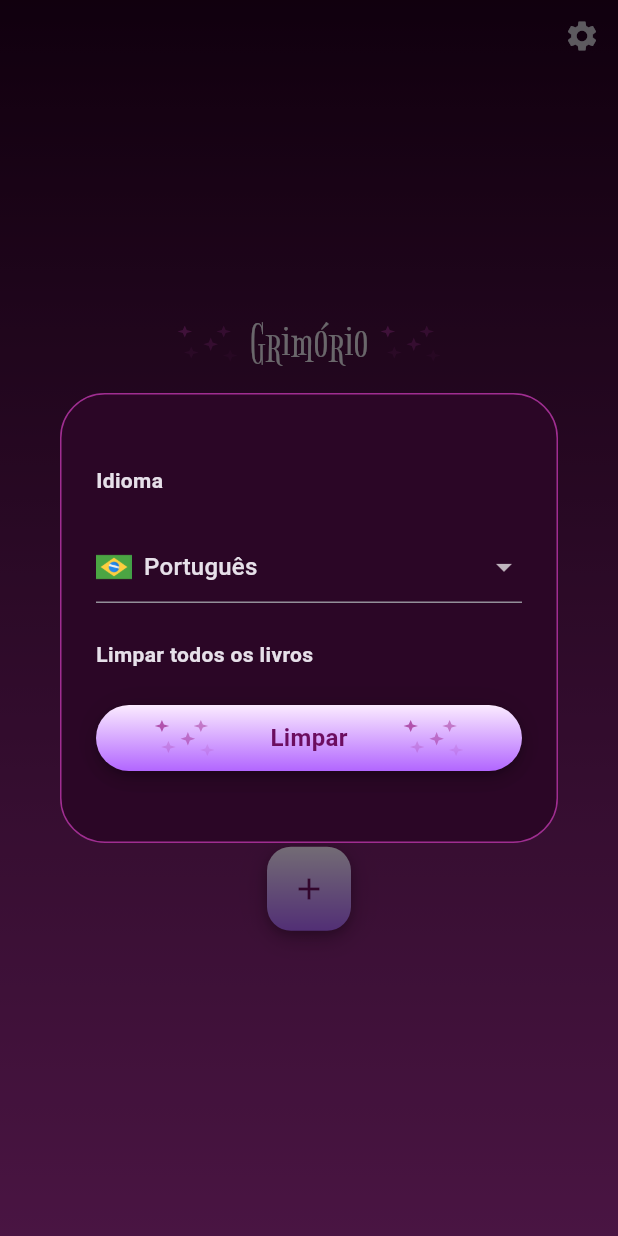
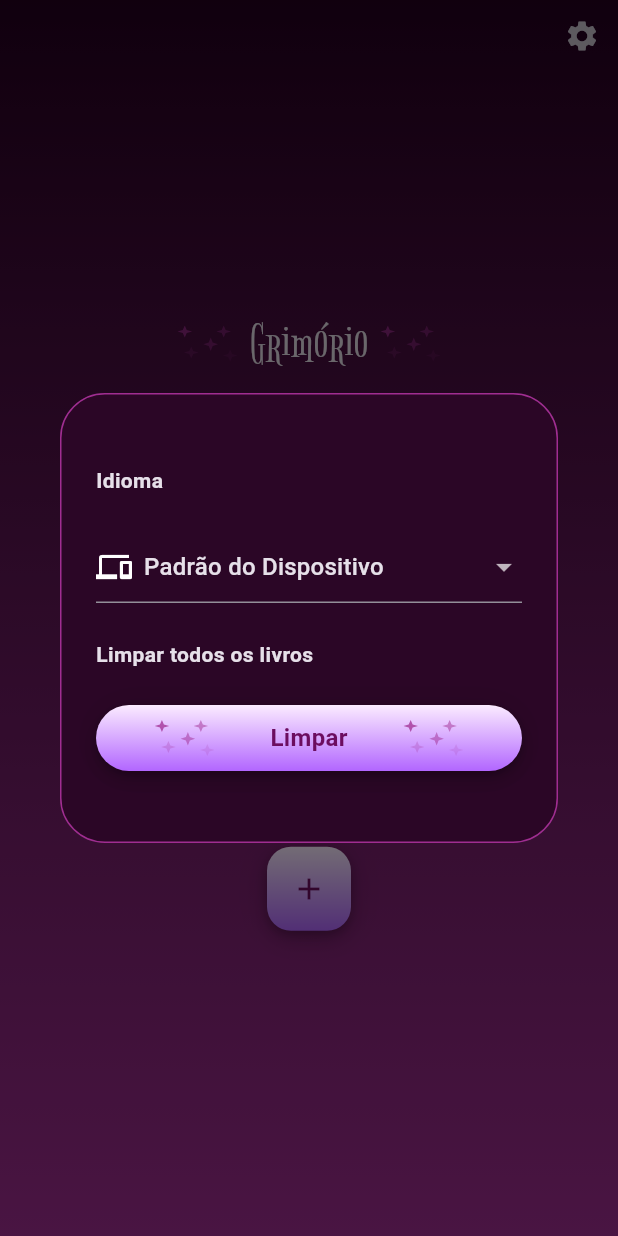
Before and after one commit to ricarthlima/flutter_i18n_ahead, a Flutter app: the Home screen opened directly, after a tap on the "settings" icon, on a phone screen of 412 x 824 dp. Run offline on Flutter 3.47's test engine with Material 3 defaults, Android fonts, the phone set to English and light mode, and no system bars; our stand-ins replace carousel_slider, flutter_svg, lottie, sqflite; accounts and stored records are empty; generated files the repository leaves out were written again.

Commit message:
projeto base

```diff
--- a/lib/screens/components/settings_dialog.dart
+++ b/lib/screens/components/settings_dialog.dart
@@ -26,7 +26,7 @@ class _SettingsDialog extends StatefulWidget {
 }
 
 class _SettingsDialogState extends State<_SettingsDialog> {
-  final DisplayedLanguages _language = DisplayedLanguages.portuguese;
+  final DisplayedLanguages _language = DisplayedLanguages.device;
 
   @override
   Widget build(BuildContext context) {
@@ -46,6 +46,16 @@ class _SettingsDialogState extends State<_SettingsDialog> {
           DropdownButtonFormField<DisplayedLanguages>(
             value: _language,
             items: [
+              const DropdownMenuItem(
+                value: DisplayedLanguages.device,
+                child: Row(
+                  children: [
+                    Icon(Icons.devices, size: 24),
+                    SizedBox(width: 8),
+                    Text("Padrão do Dispositivo"),
+                  ],
+                ),
+              ),
               DropdownMenuItem(
                 value: DisplayedLanguages.portuguese,
                 child: Row(
@@ -123,4 +133,4 @@ void onChangedLanguage(DisplayedLanguages language) {
   //TODO: Comportamento de troca de linguagem
 }
 
-enum DisplayedLanguages { portuguese, english, spanish }
+enum DisplayedLanguages { device, portuguese, english, spanish }
```
